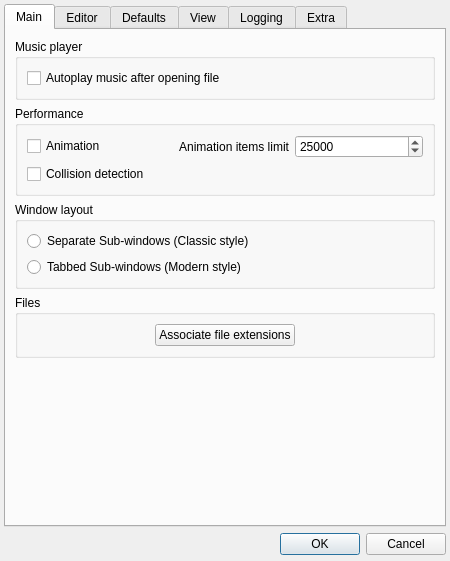
The window that Editor/main_window/tools/app_settings.ui (WohlSoft/Moondust-Project) describes before a commit, drawn with Qt 5.
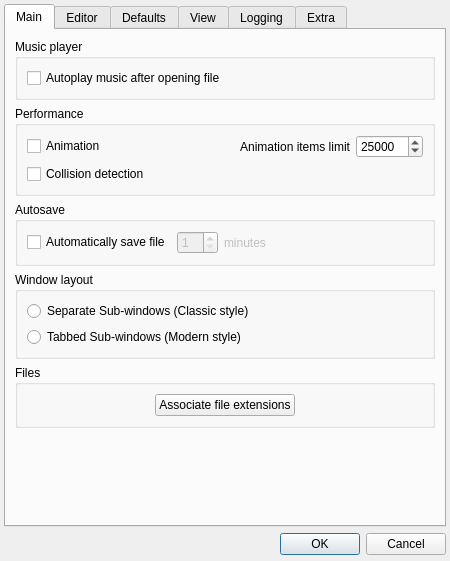
The same window after the commit. Icons and pictures are not drawn.

Commit message: Editor: Added the autosave functionality

Diff of the .ui file:
```diff
--- a/Editor/main_window/tools/app_settings.ui
+++ b/Editor/main_window/tools/app_settings.ui
@@ -59,7 +59,6 @@
     <widget class="QTabWidget" name="mainSettings">
      <property name="font">
       <font>
-       <weight>50</weight>
        <bold>false</bold>
       </font>
      </property>
@@ -74,30 +73,75 @@
        <property name="sizeConstraint">
         <enum>QLayout::SetMinimumSize</enum>
        </property>
-       <item row="4" column="0">
-        <spacer name="verticalSpacer_2">
+       <item row="5" column="0">
+        <widget class="QGroupBox" name="groupBox_3">
          <property name="font">
           <font>
-           <weight>50</weight>
            <bold>false</bold>
           </font>
          </property>
-         <property name="orientation">
-          <enum>Qt::Vertical</enum>
+         <property name="title">
+          <string>Files</string>
          </property>
-         <property name="sizeHint" stdset="0">
-          <size>
-           <width>20</width>
-           <height>40</height>
-          </size>
-         </property>
-        </spacer>
+         <layout class="QGridLayout" name="gridLayout_6">
+          <property name="sizeConstraint">
+           <enum>QLayout::SetMinimumSize</enum>
+          </property>
+          <item row="0" column="1">
+           <widget class="QPushButton" name="AssociateFiles">
+            <property name="font">
+             <font>
+              <bold>false</bold>
+             </font>
+            </property>
+            <property name="text">
+             <string>Associate file extensions</string>
+            </property>
+           </widget>
+          </item>
+          <item row="0" column="0">
+           <spacer name="horizontalSpacer">
+            <property name="font">
+             <font>
+              <bold>false</bold>
+             </font>
+            </property>
+            <property name="orientation">
+             <enum>Qt::Horizontal</enum>
+            </property>
+            <property name="sizeHint" stdset="0">
+             <size>
+              <width>40</width>
+              <height>20</height>
+             </size>
+            </property>
+           </spacer>
+          </item>
+          <item row="0" column="2">
+           <spacer name="horizontalSpacer_2">
+            <property name="font">
+             <font>
+              <bold>false</bold>
+             </font>
+            </property>
+            <property name="orientation">
+             <enum>Qt::Horizontal</enum>
+            </property>
+            <property name="sizeHint" stdset="0">
+             <size>
+              <width>40</width>
+              <height>20</height>
+             </size>
+            </property>
+           </spacer>
+          </item>
+         </layout>
+        </widget>
        </item>
-       <item row="2" column="0">
+       <item row="4" column="0">
         <widget class="QGroupBox" name="docView">
          <property name="font">
           <font>
-           <weight>50</weight>
            <bold>false</bold>
           </font>
          </property>
@@ -112,7 +156,6 @@
            <widget class="QRadioButton" name="MView_SubWindows">
             <property name="font">
              <font>
-              <weight>50</weight>
               <bold>false</bold>
              </font>
             </property>
@@ -125,7 +168,6 @@
            <widget class="QRadioButton" name="MView_Tabs">
             <property name="font">
              <font>
-              <weight>50</weight>
               <bold>false</bold>
              </font>
             </property>
@@ -171,11 +213,28 @@
          </layout>
         </widget>
        </item>
-       <item row="1" column="0">
+       <item row="6" column="0">
+        <spacer name="verticalSpacer_2">
+         <property name="font">
+          <font>
+           <bold>false</bold>
+          </font>
+         </property>
+         <property name="orientation">
+          <enum>Qt::Vertical</enum>
+         </property>
+         <property name="sizeHint" stdset="0">
+          <size>
+           <width>20</width>
+           <height>40</height>
+          </size>
+         </property>
+        </spacer>
+       </item>
+       <item row="2" column="0">
         <widget class="QGroupBox" name="groupBox_2">
          <property name="font">
           <font>
-           <weight>50</weight>
            <bold>false</bold>
           </font>
          </property>
@@ -186,24 +245,10 @@
           <property name="sizeConstraint">
            <enum>QLayout::SetMinimumSize</enum>
           </property>
-          <item row="0" column="0">
-           <widget class="QCheckBox" name="Animations">
-            <property name="font">
-             <font>
-              <weight>50</weight>
-              <bold>false</bold>
-             </font>
-            </property>
-            <property name="text">
-             <string>Animation</string>
-            </property>
-           </widget>
-          </item>
-          <item row="0" column="2">
+          <item row="0" column="4">
            <widget class="QSpinBox" name="itemsLisit">
             <property name="font">
              <font>
-              <weight>50</weight>
               <bold>false</bold>
              </font>
             </property>
@@ -218,11 +263,10 @@
             </property>
            </widget>
           </item>
-          <item row="0" column="1">
+          <item row="0" column="3">
            <widget class="QLabel" name="label_3">
             <property name="font">
              <font>
-              <weight>50</weight>
               <bold>false</bold>
              </font>
             </property>
@@ -234,11 +278,22 @@
             </property>
            </widget>
           </item>
-          <item row="1" column="0" colspan="2">
+          <item row="0" column="0">
+           <widget class="QCheckBox" name="Animations">
+            <property name="font">
+             <font>
+              <bold>false</bold>
+             </font>
+            </property>
+            <property name="text">
+             <string>Animation</string>
+            </property>
+           </widget>
+          </item>
+          <item row="1" column="0">
            <widget class="QCheckBox" name="Collisions">
             <property name="font">
              <font>
-              <weight>50</weight>
               <bold>false</bold>
              </font>
             </property>
@@ -247,45 +302,8 @@
             </property>
            </widget>
           </item>
-         </layout>
-        </widget>
-       </item>
-       <item row="3" column="0">
-        <widget class="QGroupBox" name="groupBox_3">
-         <property name="font">
-          <font>
-           <weight>50</weight>
-           <bold>false</bold>
-          </font>
-         </property>
-         <property name="title">
-          <string>Files</string>
-         </property>
-         <layout class="QGridLayout" name="gridLayout_6">
-          <property name="sizeConstraint">
-           <enum>QLayout::SetMinimumSize</enum>
-          </property>
-          <item row="0" column="1">
-           <widget class="QPushButton" name="AssociateFiles">
-            <property name="font">
-             <font>
-              <weight>50</weight>
-              <bold>false</bold>
-             </font>
-            </property>
-            <property name="text">
-             <string>Associate file extensions</string>
-            </property>
-           </widget>
-          </item>
-          <item row="0" column="0">
-           <spacer name="horizontalSpacer">
-            <property name="font">
-             <font>
-              <weight>50</weight>
-              <bold>false</bold>
-             </font>
-            </property>
+          <item row="0" column="1" rowspan="2">
+           <spacer name="horizontalSpacer_5">
             <property name="orientation">
              <enum>Qt::Horizontal</enum>
             </property>
@@ -297,14 +315,47 @@
             </property>
            </spacer>
           </item>
-          <item row="0" column="2">
-           <spacer name="horizontalSpacer_2">
-            <property name="font">
-             <font>
-              <weight>50</weight>
-              <bold>false</bold>
-             </font>
+         </layout>
+        </widget>
+       </item>
+       <item row="3" column="0">
+        <widget class="QGroupBox" name="autosaveBox">
+         <property name="title">
+          <string>Autosave</string>
+         </property>
+         <layout class="QHBoxLayout" name="horizontalLayout_3">
+          <item>
+           <widget class="QCheckBox" name="autoSaveEnable">
+            <property name="text">
+             <string>Automatically save file</string>
             </property>
+           </widget>
+          </item>
+          <item>
+           <widget class="QSpinBox" name="autoSaveInterval">
+            <property name="enabled">
+             <bool>false</bool>
+            </property>
+            <property name="minimum">
+             <number>1</number>
+            </property>
+            <property name="maximum">
+             <number>30</number>
+            </property>
+           </widget>
+          </item>
+          <item>
+           <widget class="QLabel" name="minutesLabel">
+            <property name="enabled">
+             <bool>false</bool>
+            </property>
+            <property name="text">
+             <string comment="Autosave interval units">minutes</string>
+            </property>
+           </widget>
+          </item>
+          <item>
+           <spacer name="horizontalSpacer_4">
             <property name="orientation">
              <enum>Qt::Horizontal</enum>
             </property>
```
Left out of the diff: 209 changed lines with no effect on the pictures. The commit also changes 13 other files.
